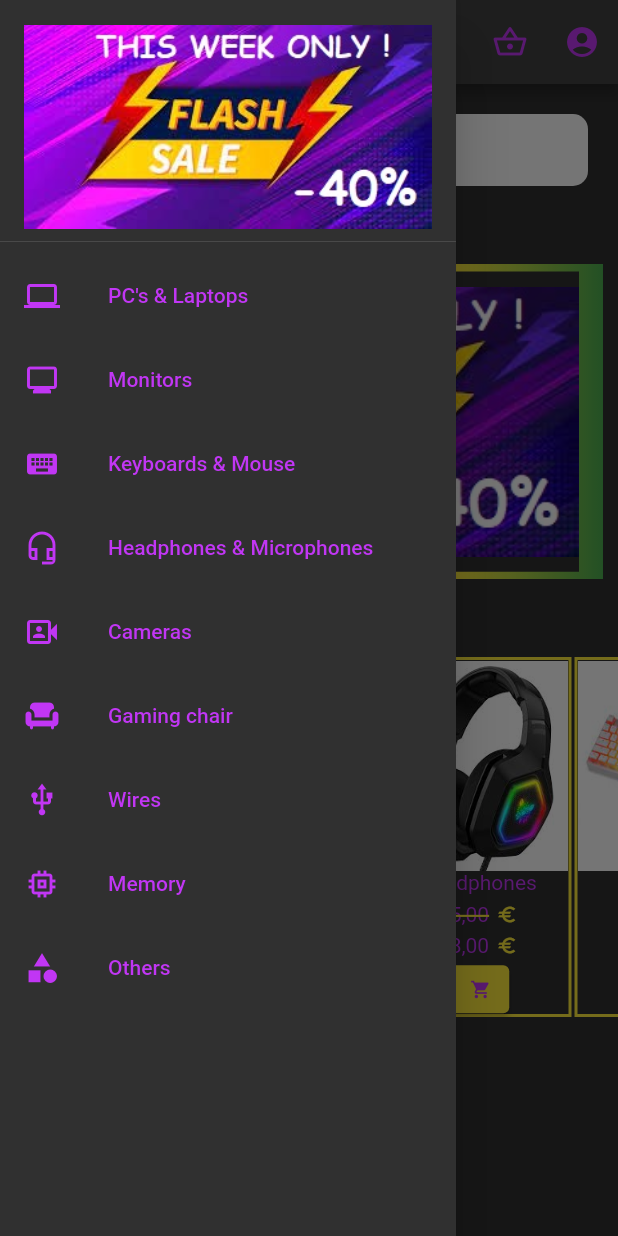
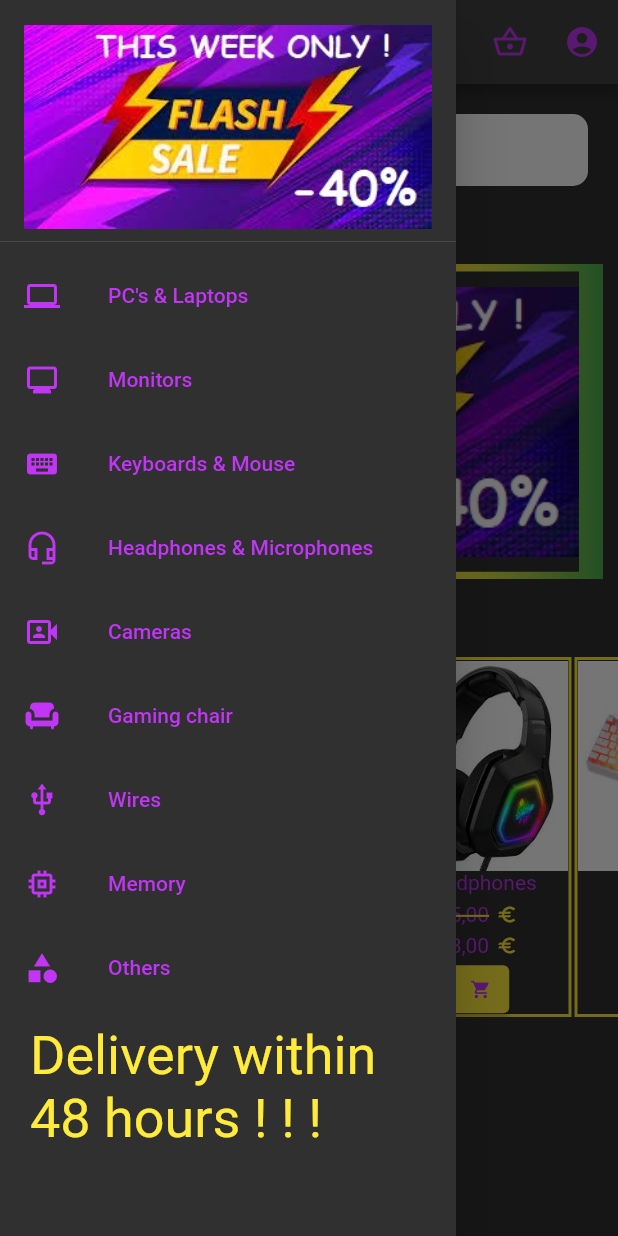
Before and after one commit to patryklaskowski1/gaming_shop_ui, a Flutter app: the screen it shows after launch, with the side drawer open, on a phone screen of 412 x 824 dp. Run offline on Flutter 3.47's test engine with Material 2 defaults, Android fonts, the phone set to English and light mode, and no system bars; drawn by our look-alikes of photo_view.

Commit message:
move folder with items model, add text with time deliver to drawer

```diff
--- a/lib/home_page/page/home_page.dart
+++ b/lib/home_page/page/home_page.dart
@@ -2,20 +2,21 @@ import 'package:flutter/material.dart';
 import 'package:gaming_shop_ui/const/const.dart';
 
 import 'package:gaming_shop_ui/home_page/widgets/back_drawer_menu.dart';
-import 'package:gaming_shop_ui/home_page/widgets/cameras_view_model.dart';
-import 'package:gaming_shop_ui/home_page/widgets/chair_view_model.dart';
-import 'package:gaming_shop_ui/home_page/widgets/headphones_view_model.dart';
-import 'package:gaming_shop_ui/home_page/widgets/keyboards_view_model.dart';
-import 'package:gaming_shop_ui/home_page/widgets/laptop_view_model.dart';
-import 'package:gaming_shop_ui/home_page/widgets/memory_view_model.dart';
-import 'package:gaming_shop_ui/home_page/widgets/microphones_view_model.dart';
-import 'package:gaming_shop_ui/home_page/widgets/monitors_view_model.dart';
-import 'package:gaming_shop_ui/home_page/widgets/mouse_view_model.dart';
-import 'package:gaming_shop_ui/home_page/widgets/others_view_model.dart';
-import 'package:gaming_shop_ui/home_page/widgets/pcs_view_model.dart';
+import 'package:gaming_shop_ui/itemsModel/chair_view_model.dart';
+import 'package:gaming_shop_ui/itemsModel/headphones_view_model.dart';
+import 'package:gaming_shop_ui/itemsModel/keyboards_view_model.dart';
+import 'package:gaming_shop_ui/itemsModel/laptop_view_model.dart';
+import 'package:gaming_shop_ui/itemsModel/memory_view_model.dart';
+import 'package:gaming_shop_ui/itemsModel/microphones_view_model.dart';
+import 'package:gaming_shop_ui/itemsModel/monitors_view_model.dart';
+import 'package:gaming_shop_ui/itemsModel/mouse_view_model.dart';
+import 'package:gaming_shop_ui/itemsModel/others_view_model.dart';
+import 'package:gaming_shop_ui/itemsModel/pcs_view_model.dart';
+import 'package:gaming_shop_ui/itemsModel/webcam_view_model.dart';
+import 'package:gaming_shop_ui/itemsModel/wires_view_model.dart';
+
 import 'package:gaming_shop_ui/home_page/widgets/photo_gallery_view.dart';
 import 'package:gaming_shop_ui/home_page/widgets/text_field.dart';
-import 'package:gaming_shop_ui/home_page/widgets/wires_view_model.dart';
 
 class HomePage extends StatelessWidget {
   const HomePage({
@@ -93,7 +94,7 @@ class HomePage extends StatelessWidget {
               child: Row(
                 mainAxisAlignment: MainAxisAlignment.spaceBetween,
                 children: [
-                  CamerasViewModel(),
+                  WebcamViewModel(),
                   ChairViewModel(),
                   HeadphonesViewModel(),
                   KeyboardsViewModel(),
--- a/lib/home_page/widgets/back_drawer_menu.dart
+++ b/lib/home_page/widgets/back_drawer_menu.dart
@@ -153,6 +153,22 @@ class BackDrawerMenu extends StatelessWidget {
               Navigator.pop(context);
             },
           ),
+          const Padding(
+            padding: EdgeInsets.only(top: 10, left: 20, right: 10),
+            child: SizedBox(
+              height: 80,
+              width: 60,
+              child: Center(
+                child: Text(
+                  'Delivery within 48 hours ! ! !',
+                  style: TextStyle(
+                    fontSize: 36,
+                    color: Colors.yellow,
+                  ),
+                ),
+              ),
+            ),
+          ),
         ],
       ),
     );
--- a/lib/home_page/widgets/cameras_view_model.dart
+++ b/lib/itemsModel/webcam_view_model.dart
@@ -1,8 +1,8 @@
 import 'package:flutter/material.dart';
 import 'package:gaming_shop_ui/const/const.dart';
 
-class CamerasViewModel extends StatelessWidget {
-  const CamerasViewModel({
+class WebcamViewModel extends StatelessWidget {
+  const WebcamViewModel({
     super.key,
   });
 
```
Also changed, not shown: lib/itemsModel/chair_view_model.dart (renamed from lib/home_page/widgets/chair_view_model.dart), lib/itemsModel/headphones_view_model.dart (renamed from lib/home_page/widgets/headphones_view_model.dart), lib/itemsModel/keyboards_view_model.dart (renamed from lib/home_page/widgets/keyboards_view_model.dart), lib/itemsModel/laptop_view_model.dart (renamed from lib/home_page/widgets/laptop_view_model.dart), lib/itemsModel/memory_view_model.dart (renamed from lib/home_page/widgets/memory_view_model.dart), lib/itemsModel/microphones_view_model.dart (renamed from lib/home_page/widgets/microphones_view_model.dart), lib/itemsModel/monitors_view_model.dart (renamed from lib/home_page/widgets/monitors_view_model.dart), lib/itemsModel/mouse_view_model.dart (renamed from lib/home_page/widgets/mouse_view_model.dart), lib/itemsModel/others_view_model.dart (renamed from lib/home_page/widgets/others_view_model.dart), lib/itemsModel/pcs_view_model.dart (renamed from lib/home_page/widgets/pcs_view_model.dart), lib/itemsModel/wires_view_model.dart (renamed from lib/home_page/widgets/wires_view_model.dart).
